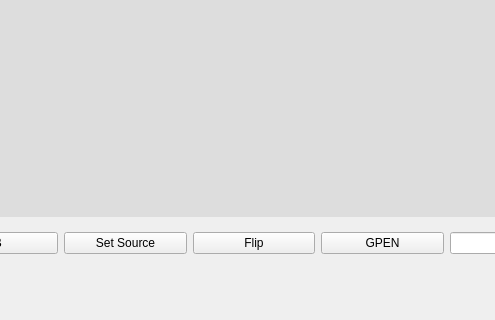
Before: the Qt Designer form try/imgWindow.ui in lin22807590/swap_ui, drawn with Qt 5; both pictures show x 266 to 761 and y 274 to 594 of the 950 by 594 pixel window.
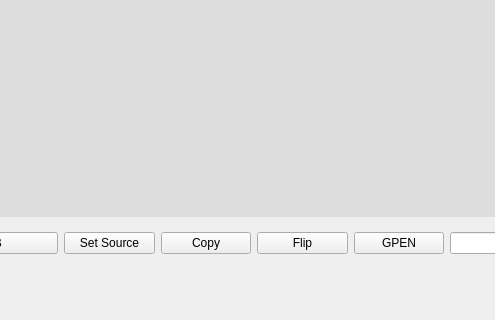
After: the same form once the commit is applied.

Patch:
```diff
--- a/try/imgWindow.ui
+++ b/try/imgWindow.ui
@@ -105,6 +105,13 @@
            </property>
           </widget>
          </item>
+         <item>
+          <widget class="QPushButton" name="bCopy">
+           <property name="text">
+            <string>Copy</string>
+           </property>
+          </widget>
+         </item>
          <item>
           <widget class="QPushButton" name="bFlip">
            <property name="text">
```
